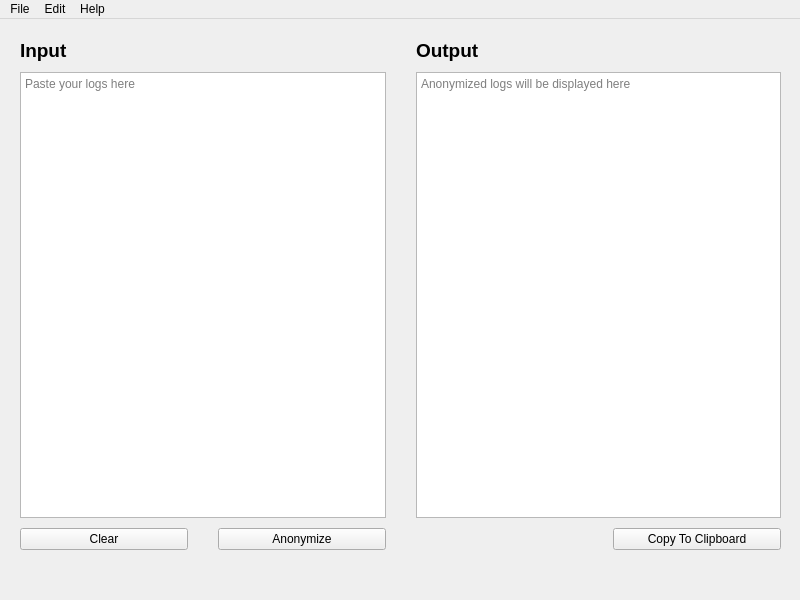
Qt form mainwindow.ui (kaushalyap/log-anonymizer) before a commit.
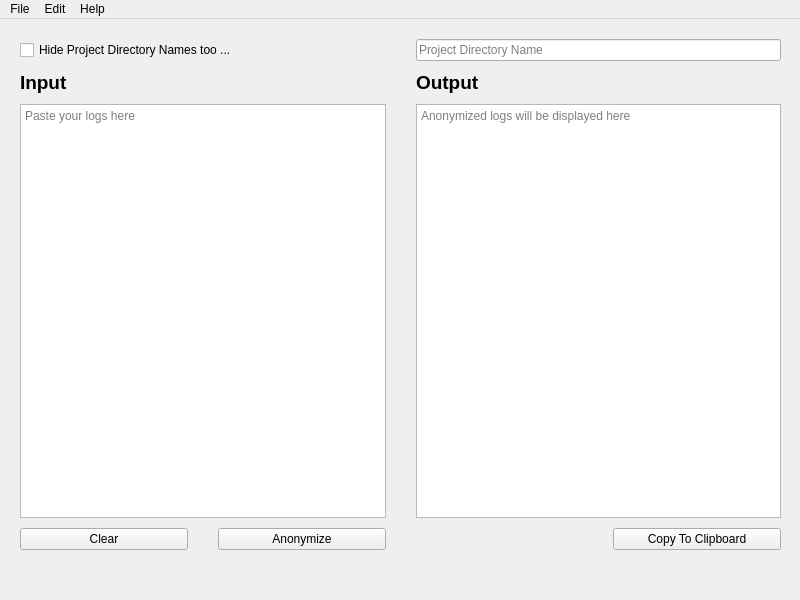
The same form after that commit.

What changed in the file:
```diff
--- a/mainwindow.ui
+++ b/mainwindow.ui
@@ -29,7 +29,7 @@
    </size>
   </property>
   <property name="windowTitle">
-   <string>MainWindow</string>
+   <string>Log Anonymizer</string>
   </property>
   <widget class="QWidget" name="centralwidget">
    <widget class="QWidget" name="gridLayoutWidget">
@@ -63,14 +63,17 @@
      <property name="verticalSpacing">
       <number>10</number>
      </property>
-     <item row="1" column="0" colspan="2">
-      <widget class="QPlainTextEdit" name="pTxtEditInput">
-       <property name="placeholderText">
-        <string>Paste your logs here</string>
+     <item row="6" column="1">
+      <widget class="QPushButton" name="btnAnonymize">
+       <property name="toolTip">
+        <string extracomment="Anonymize input text"/>
+       </property>
+       <property name="text">
+        <string>Anonymize</string>
        </property>
       </widget>
      </item>
-     <item row="0" column="2" colspan="2">
+     <item row="3" column="2" colspan="2">
       <widget class="QLabel" name="lbOutput">
        <property name="font">
         <font>
@@ -83,20 +86,24 @@
        </property>
       </widget>
      </item>
-     <item row="1" column="2" colspan="2">
-      <widget class="QPlainTextEdit" name="pTxtEditOutput">
-       <property name="enabled">
-        <bool>true</bool>
+     <item row="6" column="0">
+      <widget class="QPushButton" name="btnClear">
+       <property name="toolTip">
+        <string extracomment="Clear input text"/>
        </property>
-       <property name="readOnly">
-        <bool>true</bool>
+       <property name="text">
+        <string>Clear</string>
        </property>
+      </widget>
+     </item>
+     <item row="4" column="0" colspan="2">
+      <widget class="QPlainTextEdit" name="pTxtEditInput">
        <property name="placeholderText">
-        <string>Anonymized logs will be displayed here</string>
+        <string>Paste your logs here</string>
        </property>
       </widget>
      </item>
-     <item row="0" column="0" colspan="2">
+     <item row="3" column="0" colspan="2">
       <widget class="QLabel" name="lbInput">
        <property name="font">
         <font>
@@ -109,7 +116,7 @@
        </property>
       </widget>
      </item>
-     <item row="3" column="3">
+     <item row="6" column="3">
       <widget class="QPushButton" name="btnCopyToClipboard">
        <property name="toolTip">
         <string extracomment="Copy the output text to clipboard"/>
@@ -119,23 +126,33 @@
        </property>
       </widget>
      </item>
-     <item row="3" column="0">
-      <widget class="QPushButton" name="btnClear">
-       <property name="toolTip">
-        <string extracomment="Clear input text"/>
+     <item row="4" column="2" colspan="2">
+      <widget class="QPlainTextEdit" name="pTxtEditOutput">
+       <property name="enabled">
+        <bool>true</bool>
        </property>
-       <property name="text">
-        <string>Clear</string>
+       <property name="readOnly">
+        <bool>true</bool>
        </property>
+       <property name="placeholderText">
+        <string>Anonymized logs will be displayed here</string>
+       </property>
       </widget>
      </item>
-     <item row="3" column="1">
-      <widget class="QPushButton" name="btnAnonymize">
+     <item row="0" column="2" colspan="2">
+      <widget class="QLineEdit" name="lEditProjectDirName">
        <property name="toolTip">
-        <string extracomment="Anonymize input text"/>
+        <string>Specify exact project directory name</string>
        </property>
+       <property name="placeholderText">
+        <string>Project Directory Name</string>
+       </property>
+      </widget>
+     </item>
+     <item row="0" column="0" colspan="2">
+      <widget class="QCheckBox" name="cbHideProjectName">
        <property name="text">
-        <string>Anonymize</string>
+        <string>Hide Project Directory Names too ...</string>
        </property>
       </widget>
      </item>
```
